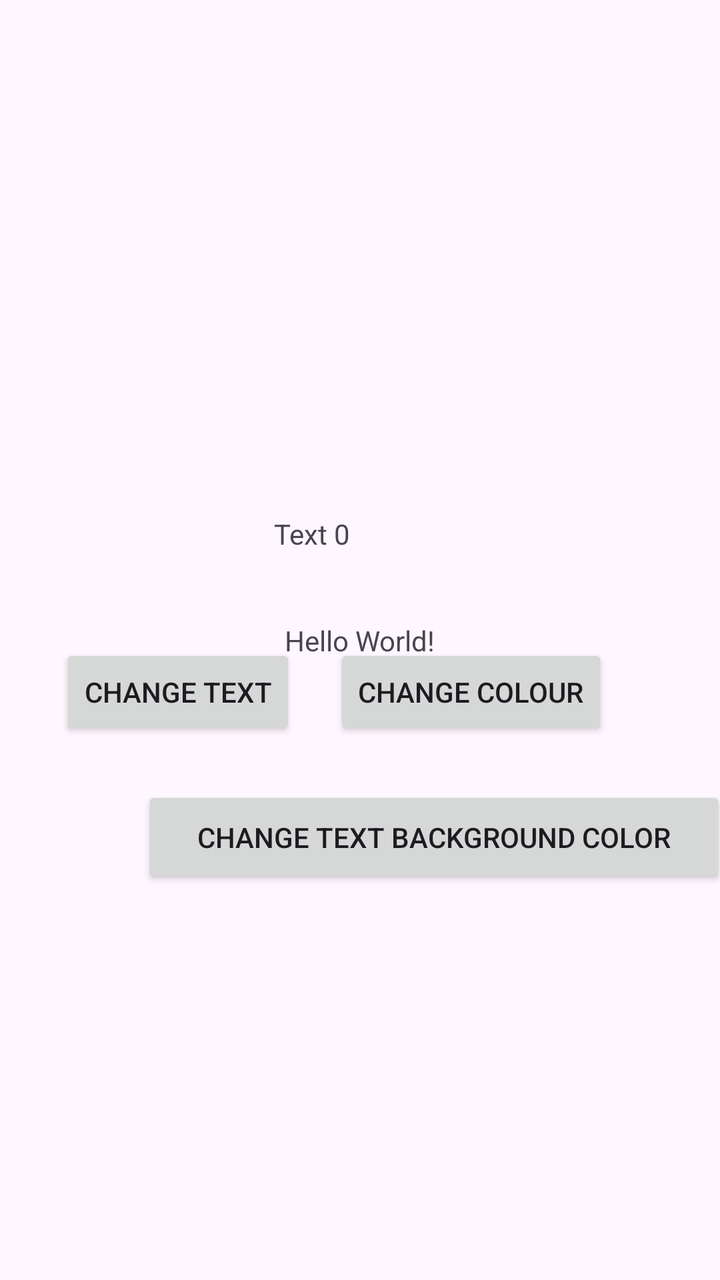
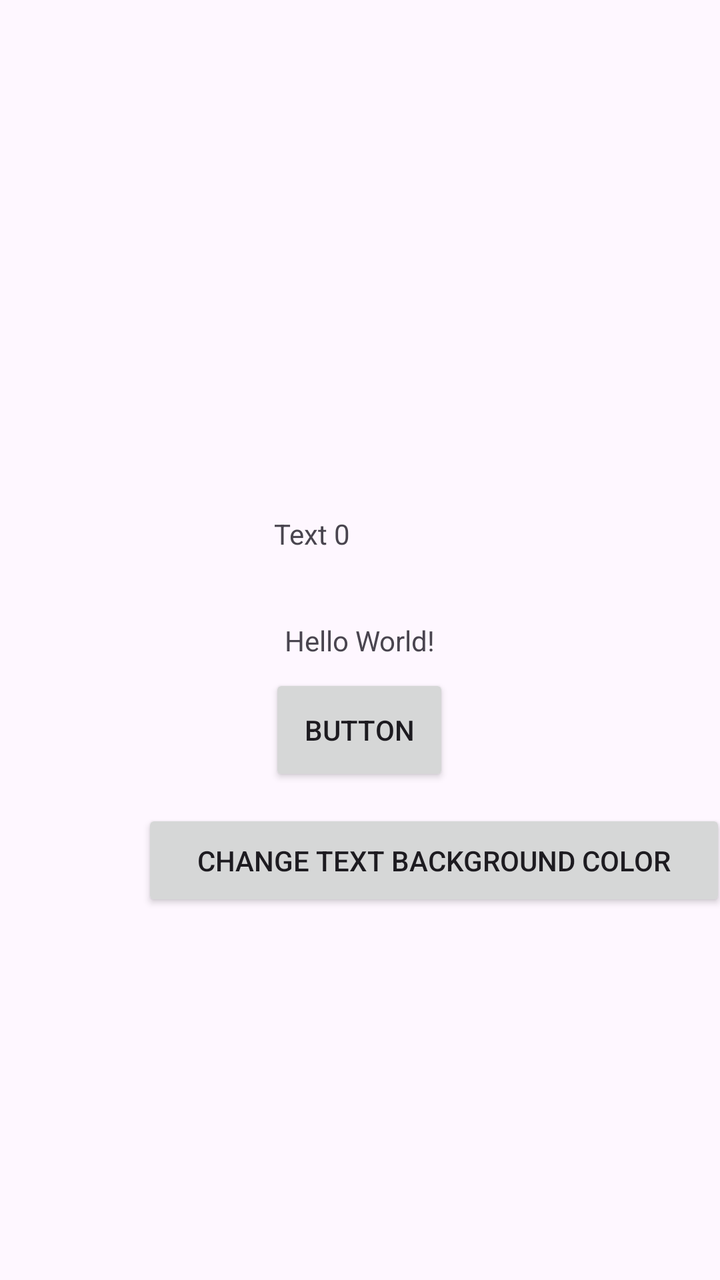

The first picture is an Android layout as it rendered before a commit; the second is the same layout after the commit. The layout source and the unified diff follow.
<!-- AndroidManifest.xml: application theme Theme.AndroidHelloWorld -->
<!-- res/layout/activity_main.xml -->
<?xml version="1.0" encoding="utf-8"?>
<androidx.constraintlayout.widget.ConstraintLayout xmlns:android="http://schemas.android.com/apk/res/android"
    xmlns:app="http://schemas.android.com/apk/res-auto"
    xmlns:tools="http://schemas.android.com/tools"
    android:id="@+id/main"
    android:layout_width="match_parent"
    android:layout_height="match_parent"
    tools:context=".MainActivity">

    <TextView
        android:id="@+id/textView2"
        android:layout_width="wrap_content"
        android:layout_height="wrap_content"
        android:text="Hello World!"
        app:layout_constraintBottom_toBottomOf="parent"
        app:layout_constraintEnd_toEndOf="parent"
        app:layout_constraintStart_toStartOf="parent"
        app:layout_constraintTop_toTopOf="parent" />

    <Button
        android:id="@+id/button"
        android:layout_width="wrap_content"
        android:layout_height="wrap_content"
        android:layout_marginEnd="212dp"
        android:layout_marginBottom="270dp"
        android:text="Change Text"
        android:textSize="14sp"
        app:layout_constraintBottom_toBottomOf="parent"
        app:layout_constraintEnd_toEndOf="parent" />

    <Button
        android:id="@+id/button2"
        android:layout_width="wrap_content"
        android:layout_height="wrap_content"
        android:layout_marginEnd="56dp"
        android:layout_marginBottom="270dp"
        android:text="Change Colour"
        android:textSize="14sp"
        app:layout_constraintBottom_toBottomOf="parent"
        app:layout_constraintEnd_toEndOf="parent" />

    <Button
        android:id="@+id/button3"
        android:layout_width="292dp"
        android:layout_height="51dp"
        android:layout_marginStart="71dp"
        android:layout_marginTop="23dp"
        android:layout_marginBottom="196dp"
        android:text="Change Text background color"
        android:textSize="14sp"
        app:layout_constraintBottom_toBottomOf="parent"
        app:layout_constraintStart_toStartOf="parent"
        app:layout_constraintTop_toBottomOf="@+id/button" />

    <TextView
        android:id="@+id/changableText"
        android:layout_width="0dp"
        android:layout_height="49dp"
        android:layout_marginStart="137dp"
        android:layout_marginTop="280dp"
        android:layout_marginBottom="27dp"
        android:text="Text 0"
        app:layout_constraintBottom_toTopOf="@+id/textView2"
        app:layout_constraintStart_toStartOf="parent"
        app:layout_constraintTop_toTopOf="parent" />

</androidx.constraintlayout.widget.ConstraintLayout>
<!-- resources referenced by this layout -->
<resources>
  <style name="Theme.AndroidHelloWorld" parent="Base.Theme.AndroidHelloWorld" />
  <style name="Base.Theme.AndroidHelloWorld" parent="Theme.Material3.DayNight.NoActionBar">
          
          
      </style>
</resources>

<!-- the commit's change to res/layout/activity_main.xml (unified diff, before → after) -->
@@ -19,25 +19,17 @@
 
     <Button
         android:id="@+id/button"
-        android:layout_width="wrap_content"
-        android:layout_height="wrap_content"
-        android:layout_marginEnd="212dp"
+        android:layout_width="90dp"
+        android:layout_height="56dp"
+        android:layout_marginStart="160dp"
+        android:layout_marginTop="30dp"
+        android:layout_marginEnd="161dp"
         android:layout_marginBottom="270dp"
-        android:text="Change Text"
-        android:textSize="14sp"
+        android:text="Button"
         app:layout_constraintBottom_toBottomOf="parent"
-        app:layout_constraintEnd_toEndOf="parent" />
-
-    <Button
-        android:id="@+id/button2"
-        android:layout_width="wrap_content"
-        android:layout_height="wrap_content"
-        android:layout_marginEnd="56dp"
-        android:layout_marginBottom="270dp"
-        android:text="Change Colour"
-        android:textSize="14sp"
-        app:layout_constraintBottom_toBottomOf="parent"
-        app:layout_constraintEnd_toEndOf="parent" />
+        app:layout_constraintEnd_toEndOf="parent"
+        app:layout_constraintStart_toStartOf="parent"
+        app:layout_constraintTop_toBottomOf="@+id/textView2" />
 
     <Button
         android:id="@+id/button3"
